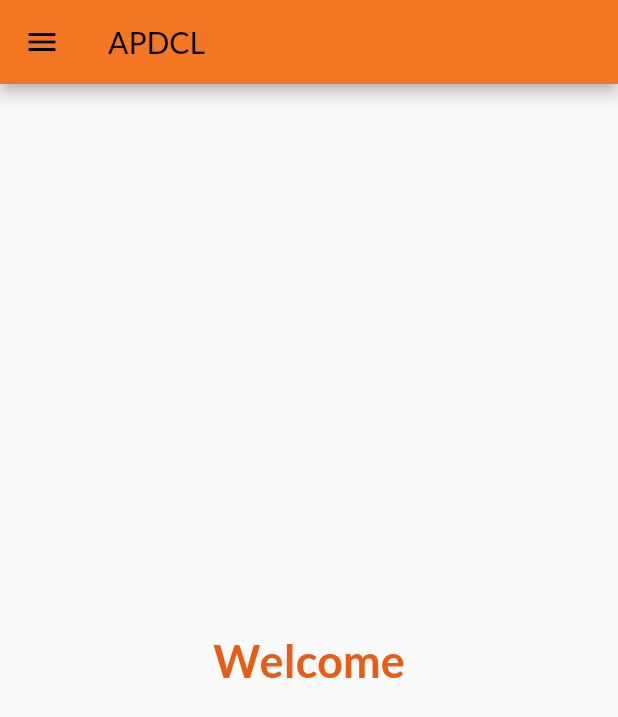
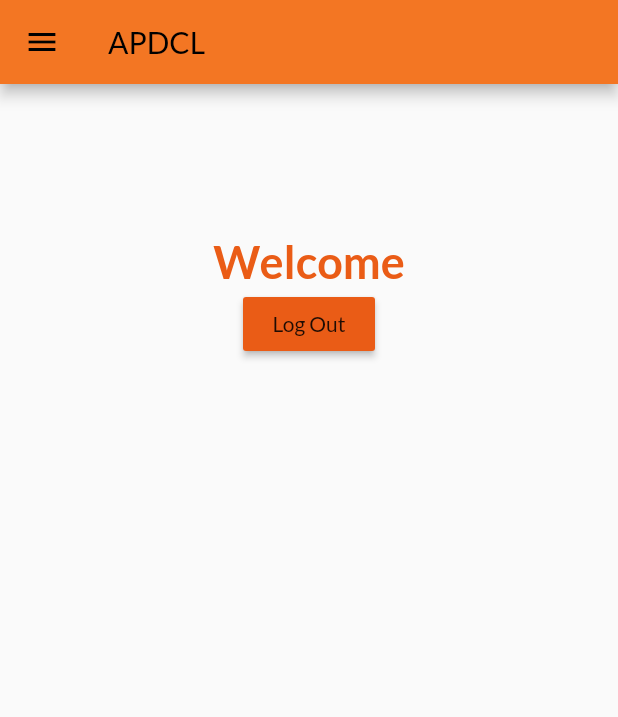
Before and after one commit to kaushik-762/apdcl-meter-registry, a Flutter app: the HomePage screen opened by its route, on a phone screen of 412 x 824 dp. Shown: the top 717 px of the screen. Run offline on Flutter 3.47's test engine with Material 2 defaults, Android fonts, the phone set to English and light mode, and no system bars; our stand-ins replace firebase_auth, firebase_core, google_fonts; accounts and stored records are empty; network calls fail.

Commit message:
Day10 Completed

```diff
--- a/lib/pages/home_page.dart
+++ b/lib/pages/home_page.dart
@@ -1,9 +1,16 @@
 import 'package:apdcl_meter_registry_system/widgets/drawer.dart';
+import 'package:firebase_auth/firebase_auth.dart';
 import 'package:flutter/material.dart';
 
-class HomePage extends StatelessWidget {
+class HomePage extends StatefulWidget {
   const HomePage({Key? key}) : super(key: key);
 
+  @override
+  State<HomePage> createState() => _HomePageState();
+}
+
+class _HomePageState extends State<HomePage> {
+  final user=FirebaseAuth.instance.currentUser!;
   @override
   Widget build(BuildContext context) {
 
@@ -24,16 +31,40 @@ class HomePage extends StatelessWidget {
 
 
 
-      body: Center(
-        child: Text("Welcome",
-        style: TextStyle(
-          fontSize: 30,
-          fontWeight: FontWeight.bold,
-          color: Color.fromARGB(255, 234, 92, 22),
+      body: SingleChildScrollView(
+        padding: EdgeInsets.symmetric(
+          horizontal: 30,
+          vertical:100,
         ),
+        child: Center(
+          child: Column(
+            children: [
+              Text("Welcome",
+                style: TextStyle(
+                fontSize: 30,
+                fontWeight: FontWeight.bold,
+                color: Color.fromARGB(255, 234, 92, 22),
+                  ),
+               ),
+
+               MaterialButton(
+                onPressed: (){
+                  FirebaseAuth.instance.signOut();
+                },
+                color: Color.fromARGB(255, 234, 92, 22),
+                child: Text("Log Out"),
+               )
+
+
+
+
+
+
+          ],
+          )
+
 
         ),
-
       ),
 
 
--- a/lib/widgets/splash.dart
+++ b/lib/widgets/splash.dart
@@ -3,6 +3,8 @@ import 'package:apdcl_meter_registry_system/pages/login_pages.dart';
 import 'package:apdcl_meter_registry_system/pages/signup_page.dart';
 import 'package:apdcl_meter_registry_system/utils/routes.dart';
 import 'package:flutter/material.dart';
+
+import '../pages/main_page.dart';
 
 
 
@@ -25,7 +27,7 @@ class _SplashState extends State<Splash> {
 
    _navigatetoLogin()async{
     await Future.delayed(Duration(seconds: 2),(){});
-    Navigator.pushReplacement(context, MaterialPageRoute(builder: (context)=>HomePage()));
+    Navigator.pushReplacement(context, MaterialPageRoute(builder: (context)=>MainPage()));
    }
 
 
```
Also changed, not shown: lib/pages/login_pages.dart (+13 -2 lines), lib/pages/main_page.dart (added, +25 -0 lines).
